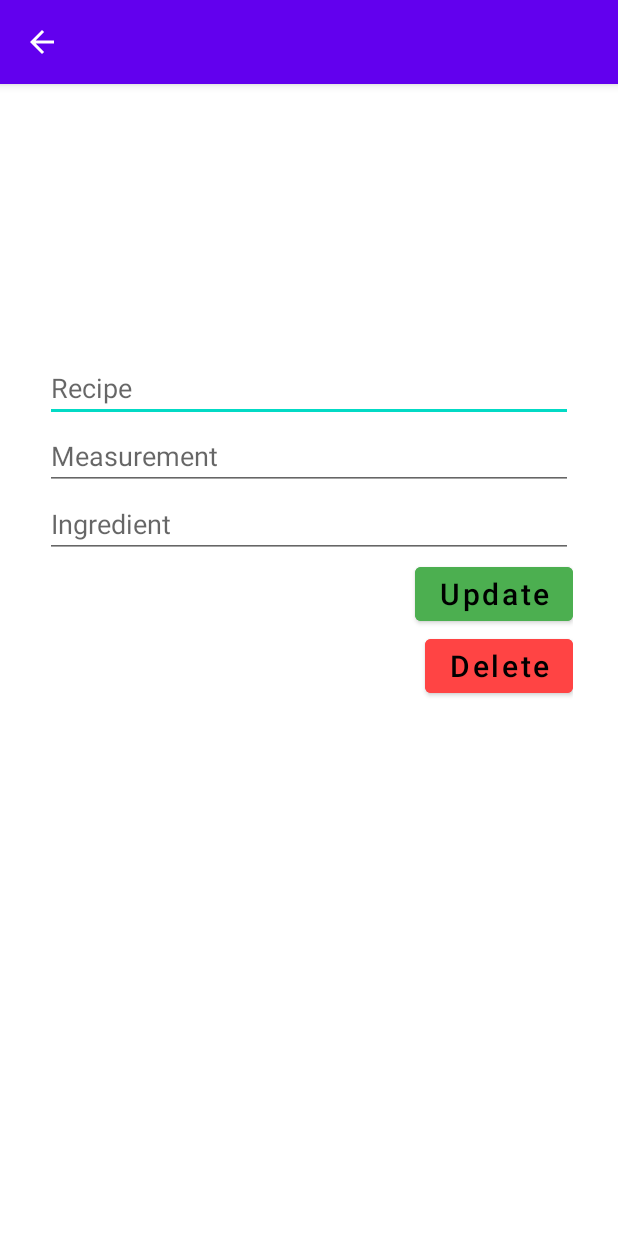
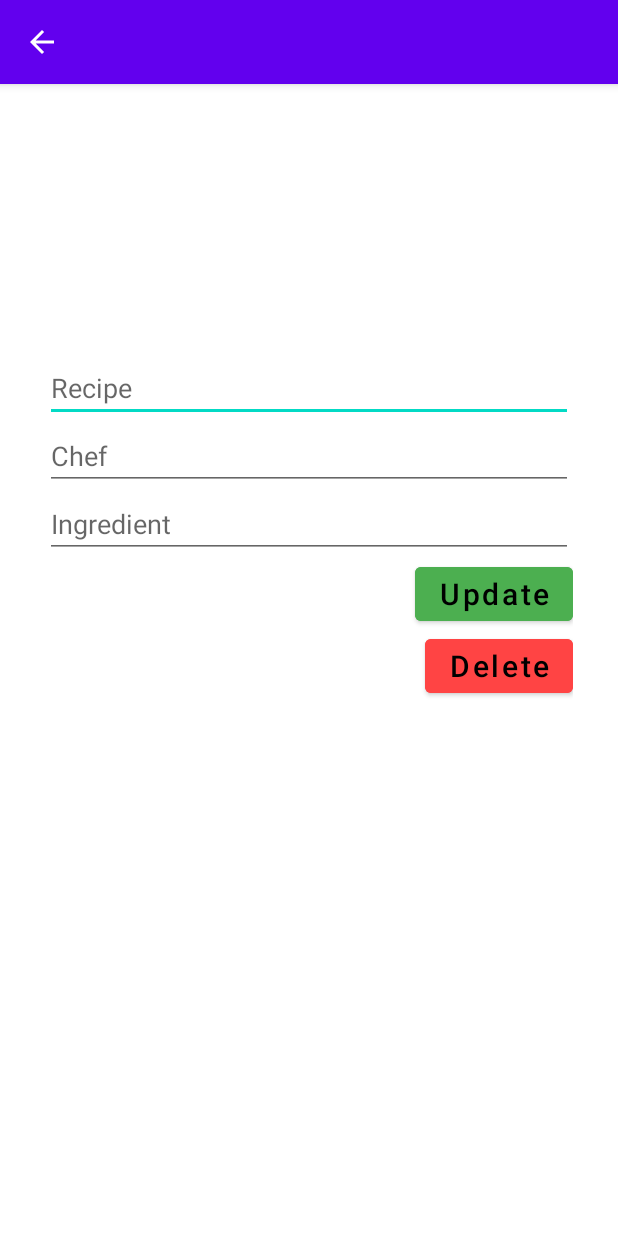
Before and after one commit to maxbengtson/Cook-book, an Android app: the UpdateActivity screen opened directly, with no data from a screen before it, after a tap on "Update", on a phone screen of 412 x 824 dp. Run offline under Robolectric (Android 15) with nearby library versions, the phone set to English and light mode, and no system bars.

Commit message:
Slut produkt?

```diff
--- a/SQLite/app/src/main/java/com/example/sqlite/Repository.java
+++ b/SQLite/app/src/main/java/com/example/sqlite/Repository.java
@@ -8,5 +8,5 @@ public interface Repository{
     void updateData (String row_id, String title, String ingredients, String measurement);
     void deleteOneRow(String row_id);
     void deleteAllData();
-    void addIem(String title, String ingredients, int measurement);
+    void addIem(String title, String ingredients, String measurement);
 }
--- a/SQLite/app/src/main/java/com/example/sqlite/RepositoryImplementation.java
+++ b/SQLite/app/src/main/java/com/example/sqlite/RepositoryImplementation.java
@@ -17,9 +17,9 @@ class RepositoryImplementation extends SQLiteOpenHelper implements Repository {
 
     private static final String TABLE_NAME = "my_recipes";
     private static final String COLUMN_ID = "_id";
-    private static final String COLUMN_TITLE = "item_title";
+    private static final String COLUMN_RECIPE = "item_title";
     private static final String COLUMN_INGREDIENTS = "item_ingredients";
-    private static final String COLUMN_MEASUREMENT = "item_measurement";
+    private static final String COLUMN_CHEF = "item_measurement";
 
 
     RepositoryImplementation(@Nullable Context context) {
@@ -32,9 +32,9 @@ class RepositoryImplementation extends SQLiteOpenHelper implements Repository {
 
         String query = "CREATE TABLE " + TABLE_NAME +
                         " (" + COLUMN_ID + " INTEGER PRIMARY KEY AUTOINCREMENT, " +
-                        COLUMN_TITLE + " TEXT, " +
+                COLUMN_RECIPE + " TEXT, " +
                         COLUMN_INGREDIENTS + " TEXT, " +
-                        COLUMN_MEASUREMENT + " INTEGER);";
+                        COLUMN_CHEF + " TEXT);";
         db.execSQL(query);
 
     }
@@ -44,13 +44,13 @@ class RepositoryImplementation extends SQLiteOpenHelper implements Repository {
         db.execSQL("DROP TABLE IF EXISTS " + TABLE_NAME);
         onCreate(db);
     }
-    public void addIem(String title, String ingredients, int measurement){
+    public void addIem(String title, String ingredients, String measurement){
         SQLiteDatabase db = this.getWritableDatabase();
         ContentValues cv = new ContentValues();
 
-        cv.put(COLUMN_TITLE, title);
+        cv.put(COLUMN_RECIPE, title);
         cv.put(COLUMN_INGREDIENTS, ingredients);
-        cv.put(COLUMN_MEASUREMENT, measurement);
+        cv.put(COLUMN_CHEF, measurement);
         long result = db.insert(TABLE_NAME, null, cv);
 
         //Om applikationen inte kan föra in uppgifterna är resultatet -1
@@ -74,9 +74,9 @@ class RepositoryImplementation extends SQLiteOpenHelper implements Repository {
     public void updateData(String row_id, String title, String ingredients, String measurement){
         SQLiteDatabase db = this.getWritableDatabase();
         ContentValues cv = new ContentValues();
-        cv.put(COLUMN_TITLE, title);
+        cv.put(COLUMN_RECIPE, title);
         cv.put(COLUMN_INGREDIENTS, ingredients);
-        cv.put(COLUMN_MEASUREMENT, measurement);
+        cv.put(COLUMN_CHEF, measurement);
 
         long result = db.update(TABLE_NAME, cv, "_id=?", new String[]{row_id});
         if (result == -1){
--- a/SQLite/app/src/main/java/com/example/sqlite/UpdateActivity.java
+++ b/SQLite/app/src/main/java/com/example/sqlite/UpdateActivity.java
@@ -13,19 +13,19 @@ import androidx.appcompat.app.AlertDialog;
 import androidx.appcompat.app.AppCompatActivity;
 
 public class UpdateActivity extends AppCompatActivity {
-    EditText title_update, ingredient_update, measurement_update;
+    EditText recipe_update, ingredient_update, chef_update;
     Button update_button, delete_button;
 
-    String id, title, ingredient, measurement;
+    String id, recipe, ingredient, chef;
 
     @Override
     protected void onCreate(Bundle savedInstanceState) {
         super.onCreate(savedInstanceState);
         setContentView(R.layout.activity_update);
 
-        title_update = findViewById(R.id.recipe_update);
+        recipe_update = findViewById(R.id.recipe_update);
         ingredient_update = findViewById(R.id.ingredient_update);
-        measurement_update = findViewById(R.id.measurement_update);
+        chef_update = findViewById(R.id.measurement_update);
         update_button = findViewById(R.id.update_button);
         delete_button = findViewById(R.id.delete_button);
 
@@ -34,15 +34,15 @@ public class UpdateActivity extends AppCompatActivity {
 
         ActionBar ab = getSupportActionBar();
         if (ab != null){
-            ab.setTitle(title);
+            ab.setTitle(recipe);
         }
 
         update_button.setOnClickListener(view -> {
             Repository repository = new RepositoryImplementation(UpdateActivity.this);
-            title= title_update.getText().toString().trim();
+            recipe = recipe_update.getText().toString().trim();
+            chef = chef_update.getText().toString().trim();
             ingredient = ingredient_update.getText().toString().trim();
-            measurement = measurement_update.getText().toString().trim();
-            repository.updateData(id, title, ingredient, measurement);
+            repository.updateData(id, recipe, ingredient, chef);
         });
         delete_button.setOnClickListener(new View.OnClickListener() {
             @Override
@@ -53,17 +53,17 @@ public class UpdateActivity extends AppCompatActivity {
     }
 
     void getAndSetIntentData(){
-        if (getIntent().hasExtra("id") && getIntent().hasExtra("title") && getIntent().hasExtra("chef") && getIntent().hasExtra("ingredients")){
+        if (getIntent().hasExtra("id") && getIntent().hasExtra("recipe") && getIntent().hasExtra("chef") && getIntent().hasExtra("ingredients")){
             //Om det finns information att visa, hämtar vi den från intent
             id = getIntent().getStringExtra("id");
-            title = getIntent().getStringExtra("title");
-            ingredient = getIntent().getStringExtra("chef");
-            measurement = getIntent().getStringExtra("ingredients");
+            recipe = getIntent().getStringExtra("recipe");
+            chef = getIntent().getStringExtra("chef");
+            ingredient = getIntent().getStringExtra("ingredients");
 
             //Visar data som går att uppdatera.
-            title_update.setText(title);
+            recipe_update.setText(recipe);
             ingredient_update.setText(ingredient);
-            measurement_update.setText(measurement);
+            chef_update.setText(chef);
         }else{
             Toast.makeText(UpdateActivity.this, R.string.no_data, Toast.LENGTH_SHORT).show();
         }
@@ -71,8 +71,8 @@ public class UpdateActivity extends AppCompatActivity {
     //Ta bort ett recept med en säkerhetsvarning
     void confirmDialog(){
         AlertDialog.Builder builder = new AlertDialog.Builder(this);
-        builder.setTitle(getString(R.string.delete_item) + title + "?");
-        builder.setMessage(getString(R.string.delete_item_message) + title + "?");
+        builder.setTitle(getString(R.string.delete_item) + recipe + "?");
+        builder.setMessage(getString(R.string.delete_item_message) + recipe + "?");
         builder.setPositiveButton(R.string.yes, new DialogInterface.OnClickListener() {
             @Override
             public void onClick(DialogInterface dialog, int which) {
--- a/SQLite/app/src/main/res/layout/activity_add.xml
+++ b/SQLite/app/src/main/res/layout/activity_add.xml
@@ -22,8 +22,8 @@
         android:layout_width="match_parent"
         android:layout_height="wrap_content"
         android:ems="10"
-        android:hint="@string/measurement"
-        android:inputType="number" />
+        android:hint="@string/chef"
+        android:inputType="textPersonName" />
 
     <EditText
         android:id="@+id/ingredient_add"
--- a/SQLite/app/src/main/res/layout/activity_update.xml
+++ b/SQLite/app/src/main/res/layout/activity_update.xml
@@ -22,8 +22,8 @@
         android:layout_width="match_parent"
         android:layout_height="wrap_content"
         android:ems="10"
-        android:hint="@string/measurement"
-        android:inputType="number" />
+        android:hint="@string/chef"
+        android:inputType="textPersonName" />
 
     <EditText
         android:id="@+id/ingredient_update"
--- a/SQLite/app/src/main/res/values/strings.xml
+++ b/SQLite/app/src/main/res/values/strings.xml
@@ -3,7 +3,7 @@
     <string name="add">Add</string>
     <string name="title">Recipe</string>
     <string name="ingredient">Ingredient</string>
-    <string name="measurement">Measurement</string>
+    <string name="chef">Chef</string>
     <string name="add_item">New Recipe</string>
     <string name="cookbook">Cookbook</string>
     <string name="delete">Delete</string>
```
Also changed, not shown: SQLite/app/src/main/java/com/example/sqlite/Adapter.java (+18 -18 lines), SQLite/app/src/main/java/com/example/sqlite/AddActivity.java (+7 -7 lines), SQLite/app/src/main/java/com/example/sqlite/MainActivity.java (+6 -6 lines), SQLite/app/src/main/res/layout/recipe_list_item.xml (+2 -18 lines), 1 other file.
